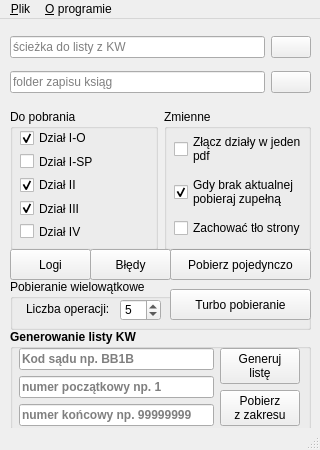
Qt form eKW_pobieracz.ui (Rzezimioszek/eKW-pobieracz) before a commit.
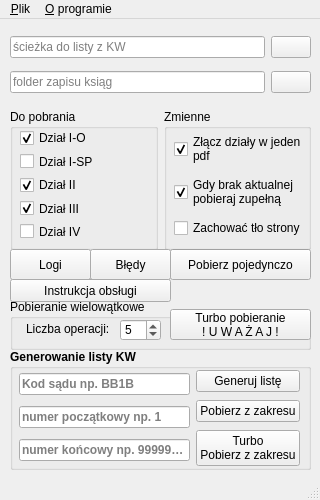
The same form after that commit. Icons and pictures are not drawn.

The edit to the form file:
```diff
--- a/eKW_pobieracz.ui
+++ b/eKW_pobieracz.ui
@@ -7,19 +7,19 @@
     <x>0</x>
     <y>0</y>
     <width>320</width>
-    <height>450</height>
+    <height>500</height>
    </rect>
   </property>
   <property name="minimumSize">
    <size>
     <width>320</width>
-    <height>450</height>
+    <height>500</height>
    </size>
   </property>
   <property name="maximumSize">
    <size>
     <width>320</width>
-    <height>450</height>
+    <height>500</height>
    </size>
   </property>
   <property name="windowTitle">
@@ -116,9 +116,9 @@
     <property name="geometry">
      <rect>
       <x>10</x>
-      <y>310</y>
+      <y>330</y>
       <width>301</width>
-      <height>101</height>
+      <height>121</height>
      </rect>
     </property>
     <property name="font">
@@ -136,7 +136,7 @@
        <x>9</x>
        <y>19</y>
        <width>281</width>
-       <height>78</height>
+       <height>101</height>
       </rect>
      </property>
      <layout class="QHBoxLayout" name="horizontalLayout_4">
@@ -197,8 +197,7 @@
            <string>&lt;html&gt;&lt;head/&gt;&lt;body&gt;&lt;p&gt;Generuj listę z potencjalnymi numerami ksiąg wieczystych z danego zakresu i zapisz do pliku txt.&lt;/p&gt;&lt;/body&gt;&lt;/html&gt;</string>
           </property>
           <property name="text">
-           <string>Generuj
-listę</string>
+           <string>Generuj listę</string>
           </property>
          </widget>
         </item>
@@ -214,8 +213,21 @@
            <string>&lt;html&gt;&lt;head/&gt;&lt;body&gt;&lt;p&gt;Rozpocznij pobieranie ksiąg z wskazanego zakresu.&lt;/p&gt;&lt;/body&gt;&lt;/html&gt;</string>
           </property>
           <property name="text">
-           <string>Pobierz 
-z zakresu</string>
+           <string>Pobierz z zakresu</string>
+          </property>
+         </widget>
+        </item>
+        <item>
+         <widget class="QPushButton" name="btnGenSaveTurbo">
+          <property name="font">
+           <font>
+            <weight>50</weight>
+            <bold>false</bold>
+           </font>
+          </property>
+          <property name="text">
+           <string>Turbo
+Pobierz z zakresu</string>
           </property>
          </widget>
         </item>
@@ -337,7 +349,10 @@
 pdf</string>
            </property>
            <property name="checkable">
-            <bool>false</bool>
+            <bool>true</bool>
+           </property>
+           <property name="checked">
+            <bool>true</bool>
            </property>
           </widget>
          </item>
@@ -401,7 +416,7 @@
     <property name="geometry">
      <rect>
       <x>10</x>
-      <y>260</y>
+      <y>280</y>
       <width>301</width>
       <height>51</height>
      </rect>
@@ -419,7 +434,8 @@
       </rect>
      </property>
      <property name="text">
-      <string>Turbo pobieranie</string>
+      <string>Turbo pobieranie
+! U W A Ż A J !</string>
      </property>
     </widget>
     <widget class="QSpinBox" name="spN">
@@ -452,6 +468,19 @@
      </property>
     </widget>
    </widget>
+   <widget class="QPushButton" name="btnIns">
+    <property name="geometry">
+     <rect>
+      <x>10</x>
+      <y>260</y>
+      <width>161</width>
+      <height>23</height>
+     </rect>
+    </property>
+    <property name="text">
+     <string>Instrukcja obsługi</string>
+    </property>
+   </widget>
   </widget>
   <widget class="QMenuBar" name="menubar">
    <property name="geometry">
```
Left out of the diff: 2 changed lines with no effect on the pictures.
